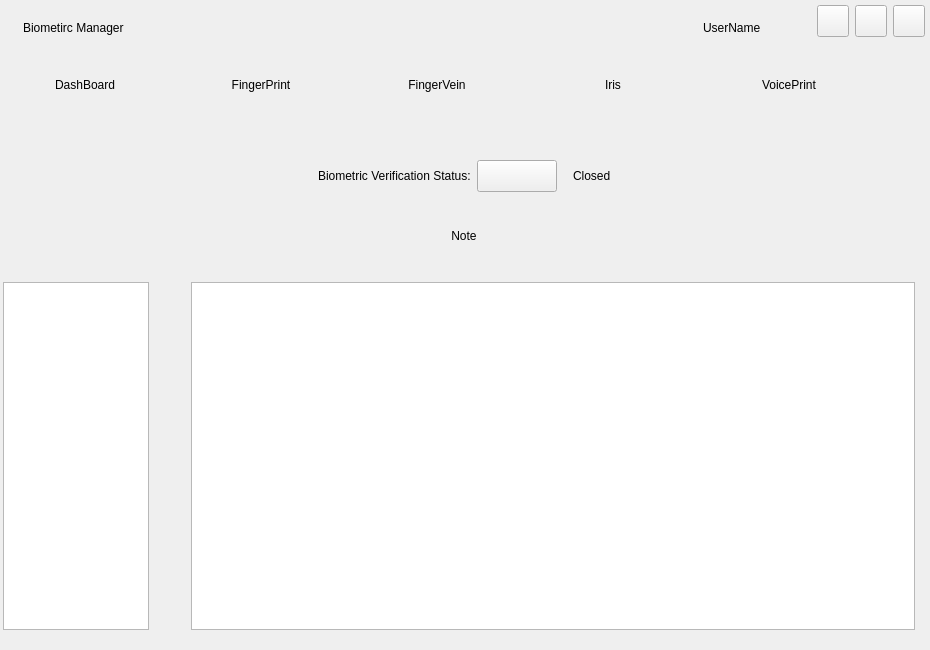
The window that src/mainwindow.ui (ukui/ukui-biometric-manager) describes before a commit, drawn with Qt 5.
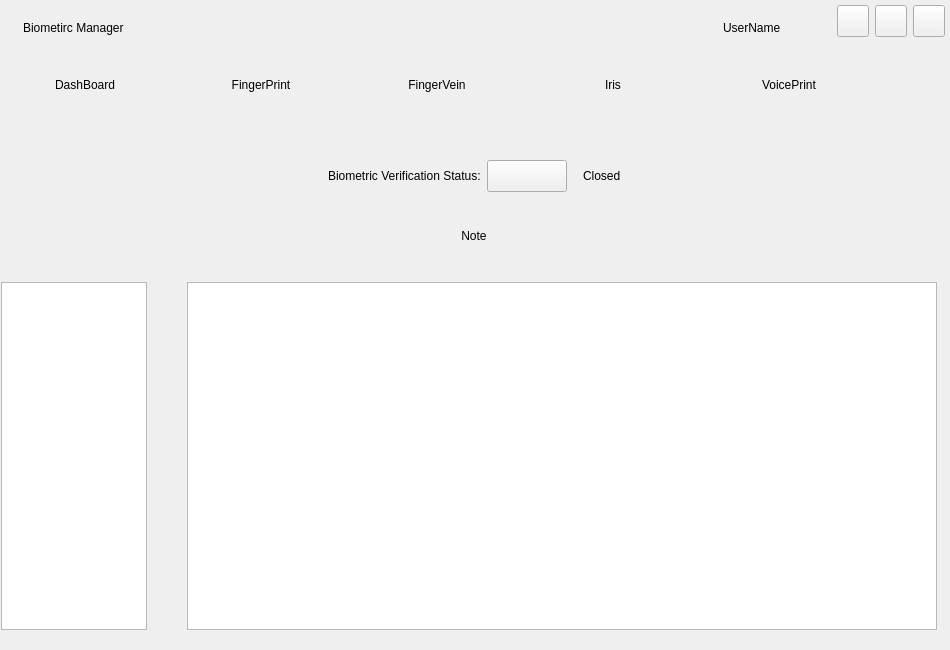
The same window after the commit.

The edit to the form file:
```diff
--- a/src/mainwindow.ui
+++ b/src/mainwindow.ui
@@ -6,19 +6,19 @@
    <rect>
     <x>0</x>
     <y>0</y>
-    <width>930</width>
+    <width>950</width>
     <height>650</height>
    </rect>
   </property>
   <property name="minimumSize">
    <size>
-    <width>930</width>
+    <width>950</width>
     <height>650</height>
    </size>
   </property>
   <property name="maximumSize">
    <size>
-    <width>930</width>
+    <width>950</width>
     <height>650</height>
    </size>
   </property>
@@ -30,7 +30,7 @@
     <rect>
      <x>0</x>
      <y>0</y>
-     <width>930</width>
+     <width>950</width>
      <height>50</height>
     </rect>
    </property>
@@ -177,7 +177,7 @@
     <rect>
      <x>0</x>
      <y>50</y>
-     <width>930</width>
+     <width>950</width>
      <height>70</height>
     </rect>
    </property>
@@ -303,7 +303,7 @@
     <rect>
      <x>1</x>
      <y>120</y>
-     <width>928</width>
+     <width>948</width>
      <height>528</height>
     </rect>
    </property>
@@ -575,11 +575,11 @@
            <enum>Qt::Horizontal</enum>
           </property>
           <property name="sizeType">
-           <enum>QSizePolicy::Fixed</enum>
+           <enum>QSizePolicy::Expanding</enum>
           </property>
           <property name="sizeHint" stdset="0">
            <size>
-            <width>40</width>
+            <width>30</width>
             <height>20</height>
            </size>
           </property>
@@ -594,13 +594,13 @@
            <widget class="QTableWidget" name="tableWidgetDevices">
             <property name="minimumSize">
              <size>
-              <width>724</width>
+              <width>750</width>
               <height>0</height>
              </size>
             </property>
             <property name="maximumSize">
              <size>
-              <width>724</width>
+              <width>750</width>
               <height>16777215</height>
              </size>
             </property>
```
